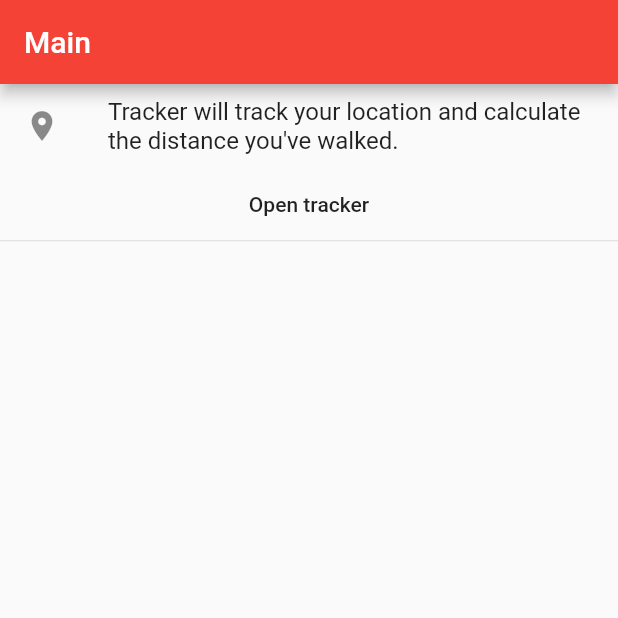
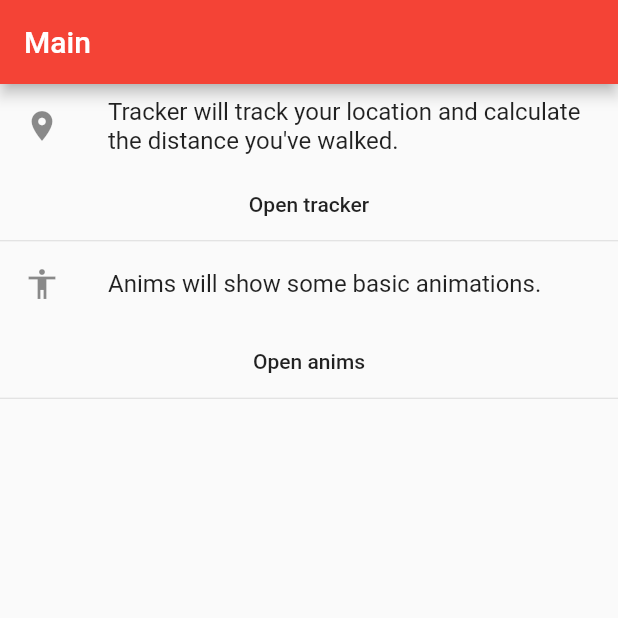
Before and after one commit to Suneco/flutter_samples, a Flutter app: the screen it shows after launch, on a phone screen of 412 x 824 dp, the top half of it. Run offline on Flutter 3.47's test engine with Material 2 defaults, Android fonts, the phone set to English and light mode, and no system bars; our stand-ins replace location.

Commit message:
Animate some text

```diff
--- a/lib/interfaces/view_model_base.dart
+++ b/lib/interfaces/view_model_base.dart
@@ -1,6 +1,6 @@
 import 'package:flutter/widgets.dart';
 
 abstract class IViewModelBase {
-  void create(BuildContext context);
+  void create(BuildContext context, State state);
   void dispose();
 }
--- a/lib/main.dart
+++ b/lib/main.dart
@@ -1,6 +1,7 @@
 import 'package:flutter/material.dart';
 import 'package:flutter_samples/views/main_page.dart';
 import 'package:flutter_samples/views/tracker_page.dart';
+import 'package:flutter_samples/views/anims_page.dart';
 
 void main() => runApp(new App());
 
@@ -15,7 +16,8 @@ class App extends StatelessWidget {
 
         home: new MainPage(),
         routes: <String, WidgetBuilder>{
-          '/TrackerPage': (BuildContext context) => new TrackerPage()
+          '/TrackerPage': (BuildContext context) => new TrackerPage(),
+          '/AnimsPage': (BuildContext context) => new AnimsPage()
         });
   }
 }
--- a/lib/view_models/main_page_view_model.dart
+++ b/lib/view_models/main_page_view_model.dart
@@ -6,7 +6,7 @@ class MainPageViewModel implements IViewModelBase {
   final title = "Main";
 
   @override
-  void create(BuildContext context) {
+  void create(BuildContext context, State state) {
     this.context = context;
   }
 
@@ -18,4 +18,8 @@ class MainPageViewModel implements IViewModelBase {
   void openTracker() {
     Navigator.pushNamed(context, '/TrackerPage');
   }
+
+  void openAnims() {
+    Navigator.pushNamed(context, '/AnimsPage');
+  }
 }
--- a/lib/views/main_page.dart
+++ b/lib/views/main_page.dart
@@ -11,7 +11,7 @@ class _State extends State<MainPage> {
 
   @override
   Widget build(BuildContext context) {
-    _viewModel.create(context);
+    _viewModel.create(context, this);
 
     return new Scaffold(
         appBar: new AppBar(title: new Text(_viewModel.title)),
@@ -20,10 +20,11 @@ class _State extends State<MainPage> {
 
   Widget buildLayout() {
     return Builder(builder: (context) {
-      _viewModel.create(context);
+      _viewModel.create(context, this);
 
       // Create and return your actual layout below
       var layout = new Column(children: <Widget>[
+
         new ListTile(
           leading: const Icon(Icons.location_on),
           title: new Text(
@@ -35,7 +36,21 @@ class _State extends State<MainPage> {
         ),
         const Divider(
           height: 1.0,
+        ),
+
+        new ListTile(
+          leading: const Icon(Icons.accessibility),
+          title: new Text(
+              "Anims will show some basic animations."),
+        ),
+        new FlatButton(
+          onPressed: _viewModel.openAnims,
+          child: new Text("Open anims"),
+        ),
+        const Divider(
+          height: 1.0,
         )
+
       ]);
 
       return layout;
--- a/lib/views/tracker_page.dart
+++ b/lib/views/tracker_page.dart
@@ -27,7 +27,7 @@ class _State extends State<TrackerPage> {
 
   Widget buildLayout() {
     return Builder(builder: (context) {
-      _viewModel.create(context);
+      _viewModel.create(context, this);
 
       // Create and return your actual layout below
       var layout = new Center(
```
Also changed, not shown: lib/view_models/anims_page_view_model.dart (added, +46 -0 lines), lib/view_models/tracker_page_view_model.dart (+6 -2 lines), lib/views/anims_page.dart (added, +57 -0 lines).
